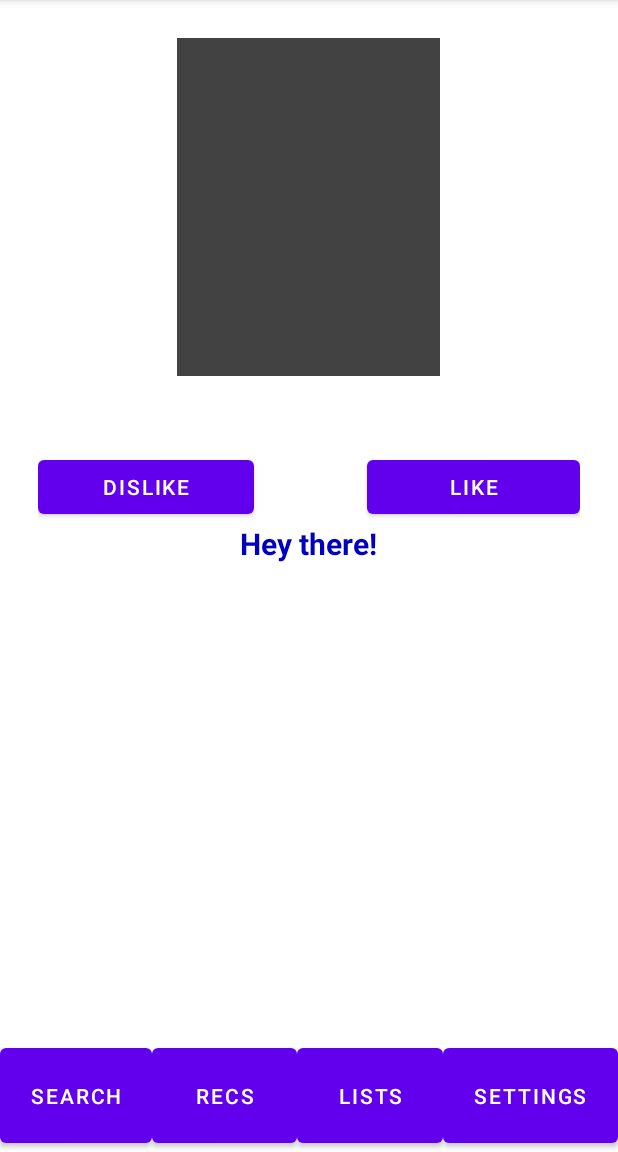
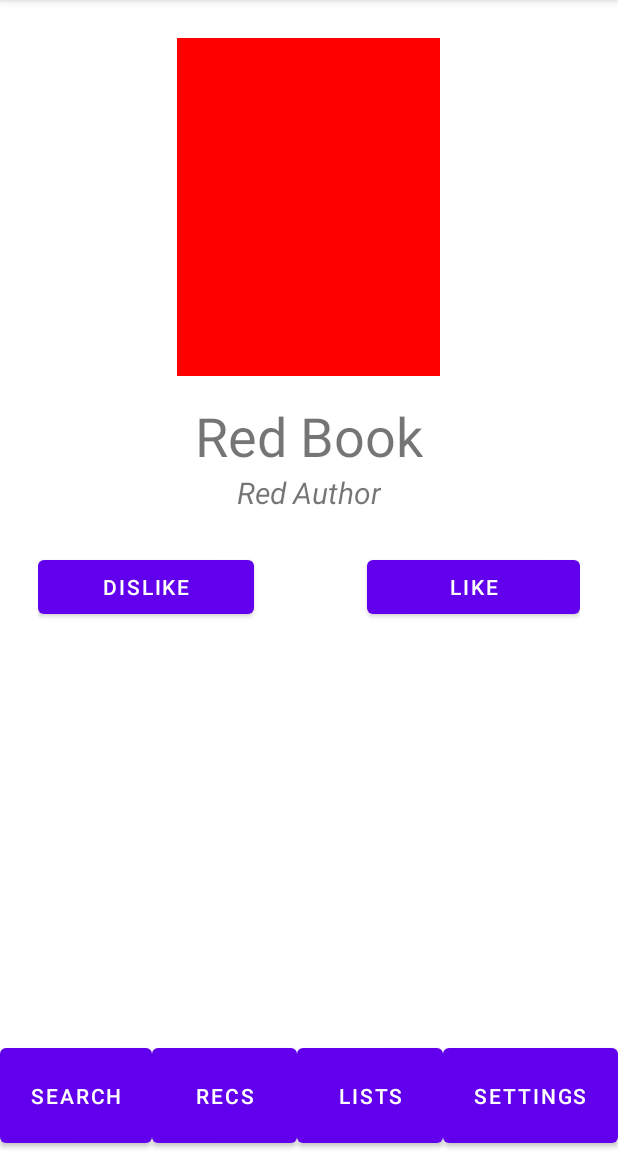
Before and after one commit to cis3296f22/book-recommendation-system, an Android app: the screen it shows after launch (MainActivity), on a phone screen of 412 x 824 dp, the part 84-1236 px from its top. Run offline under Robolectric (Android 15) with nearby library versions, the phone set to English and light mode, and no system bars.

Commit message:
Created Book data class & Rec Fragment cycling

```diff
--- a/app/build.gradle
+++ b/app/build.gradle
@@ -40,6 +40,7 @@ dependencies {
     implementation 'com.google.android.material:material:1.5.0'
     implementation 'androidx.constraintlayout:constraintlayout:2.1.3'
     implementation 'androidx.legacy:legacy-support-v4:1.0.0'
+    implementation 'com.github.bumptech.glide:glide:3.7.0'
     testImplementation 'junit:junit:4.13.2'
     androidTestImplementation 'androidx.test.ext:junit:1.1.3'
     androidTestImplementation 'androidx.test.espresso:espresso-core:3.4.0'
--- /dev/null
+++ b/app/src/main/java/edu/temple/bookrecommendationsystem/Book.kt
@@ -0,0 +1,5 @@
+package edu.temple.bookrecommendationsystem
+
+import java.net.URL
+
+data class Book(val title: String, val author: String, val coverURL: Int)
--- a/app/src/main/java/edu/temple/bookrecommendationsystem/RecommendationFragment.kt
+++ b/app/src/main/java/edu/temple/bookrecommendationsystem/RecommendationFragment.kt
@@ -1,11 +1,16 @@
 package edu.temple.bookrecommendationsystem
 
+import android.annotation.SuppressLint
+import android.graphics.Color
 import android.os.Bundle
 import androidx.fragment.app.Fragment
 import android.view.LayoutInflater
 import android.view.View
 import android.view.ViewGroup
+import android.widget.Button
+import android.widget.ImageView
 import android.widget.TextView
+import org.w3c.dom.Text
 
 /**
  * A simple [Fragment] subclass.
@@ -21,8 +26,40 @@ class RecommendationFragment : Fragment() {
         inflater: LayoutInflater, container: ViewGroup?,
         savedInstanceState: Bundle?
     ): View? {
-        val rootView = inflater.inflate(R.layout.fragment_recommendation, container, false)
-        rootView.findViewById<TextView>(R.id.testt).text = "Hey there!"
-        return rootView
+        return inflater.inflate(R.layout.fragment_recommendation, container, false)
+    }
+
+    override fun onViewCreated(view: View, savedInstanceState: Bundle?) {
+        super.onViewCreated(view, savedInstanceState)
+        var count = 0
+        val dummyBooks = arrayOf(Book("Red Book", "Red Author", R.color.red),
+            Book("Blue Book", "Blue Author", R.color.blue),
+            Book("Green Book", "Green Author", R.color.green),
+            Book("Yellow Book", "Yellow Author", R.color.yellow),
+            Book("Cyan Book", "Cyan Author", R.color.cyan),
+            Book("Magenta Book", "Magenta Author", R.color.magenta))
+        val cover = requireView().findViewById<ImageView>(R.id.recommendationCover)
+        val title = requireView().findViewById<TextView>(R.id.recommendationTitle)
+        val author = requireView().findViewById<TextView>(R.id.recommendationAuthor)
+        cover.setImageResource(dummyBooks[0].coverURL)
+        title.text = dummyBooks[0].title
+        author.text = dummyBooks[0].author
+
+        requireView().findViewById<Button>(R.id.dislike_button).setOnClickListener {
+            count++
+            val index = count % dummyBooks.size
+            cover.setImageResource(dummyBooks[index].coverURL)
+            title.text = dummyBooks[index].title
+            author.text = dummyBooks[index].author
+        }
+
+        requireView().findViewById<Button>(R.id.like_button).setOnClickListener {
+            count++
+            val index = count % dummyBooks.size
+            cover.setImageResource(dummyBooks[index].coverURL)
+            title.text = dummyBooks[index].title
+            author.text = dummyBooks[index].author
+        }
+
     }
 }
--- a/app/src/main/java/edu/temple/bookrecommendationsystem/SearchFragment.kt
+++ b/app/src/main/java/edu/temple/bookrecommendationsystem/SearchFragment.kt
@@ -5,6 +5,7 @@ import androidx.fragment.app.Fragment
 import android.view.LayoutInflater
 import android.view.View
 import android.view.ViewGroup
+import android.widget.ImageButton
 
 /**
  * A simple [Fragment] subclass.
@@ -14,14 +15,15 @@ import android.view.ViewGroup
 class SearchFragment : Fragment() {
     override fun onCreate(savedInstanceState: Bundle?) {
         super.onCreate(savedInstanceState)
+
     }
 
     override fun onCreateView(
         inflater: LayoutInflater, container: ViewGroup?,
         savedInstanceState: Bundle?
     ): View? {
-        // Inflate the layout for this fragment
-        return inflater.inflate(R.layout.fragment_search, container, false)
+        val rootview = inflater.inflate(R.layout.fragment_search, container, false)
+        return rootview
     }
 
 }
--- a/app/src/main/res/layout/fragment_recommendation.xml
+++ b/app/src/main/res/layout/fragment_recommendation.xml
@@ -10,10 +10,30 @@
     <ImageView
         android:layout_width="175dp"
         android:layout_height="225dp"
-        android:id="@+id/bookCover"
+        android:id="@+id/recommendationCover"
         android:layout_gravity="center"
         android:src="@color/cardview_dark_background"
-        android:layout_marginBottom="50dp"/>
+        android:layout_marginBottom="15dp"/>
+
+    <TextView
+        android:layout_width="wrap_content"
+        android:layout_height="wrap_content"
+        android:id="@+id/recommendationTitle"
+        android:text="Book Title"
+        android:textSize="36sp"
+        android:layout_gravity="center"
+        />
+
+    <TextView
+        android:layout_width="wrap_content"
+        android:layout_height="wrap_content"
+        android:id="@+id/recommendationAuthor"
+        android:text="Book Author"
+        android:textStyle="italic"
+        android:textSize="20sp"
+        android:layout_gravity="center"
+        android:layout_marginBottom="25dp"
+        />
 
     <LinearLayout
         android:layout_width="match_parent"
@@ -36,15 +56,4 @@
 
     </LinearLayout>
 
-    <TextView
-        android:layout_width="wrap_content"
-        android:layout_height="wrap_content"
-        android:id="@+id/testt"
-        android:text="@string/book_recommendation_system"
-        android:textSize="20sp"
-        android:textStyle="bold"
-        android:textColor="#0000C1"
-        android:layout_gravity="center"
-        android:layout_marginBottom="50dp" />
-
 </LinearLayout>
--- a/app/src/main/res/values/colors.xml
+++ b/app/src/main/res/values/colors.xml
@@ -7,4 +7,10 @@
     <color name="teal_700">#FF018786</color>
     <color name="black">#FF000000</color>
     <color name="white">#FFFFFFFF</color>
+    <color name="red">#FF0000</color>
+    <color name="blue">#0000FF</color>
+    <color name="green">#00FF00</color>
+    <color name="yellow">#FFFF00</color>
+    <color name="cyan">#00FFFF</color>
+    <color name="magenta">#FF00FF</color>
 </resources>
```
Also changed, not shown: app/src/main/res/layout/fragment_search.xml (+11 -8 lines).
